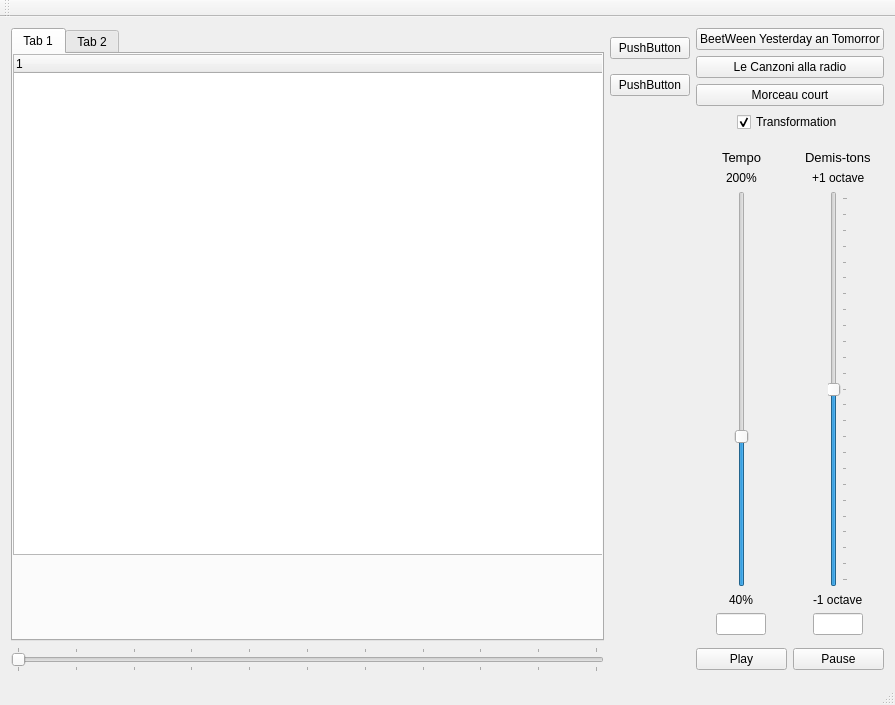
Old version of the form mainwindow.ui in the repository Gai-Luron/MusicPraticeOHLC.
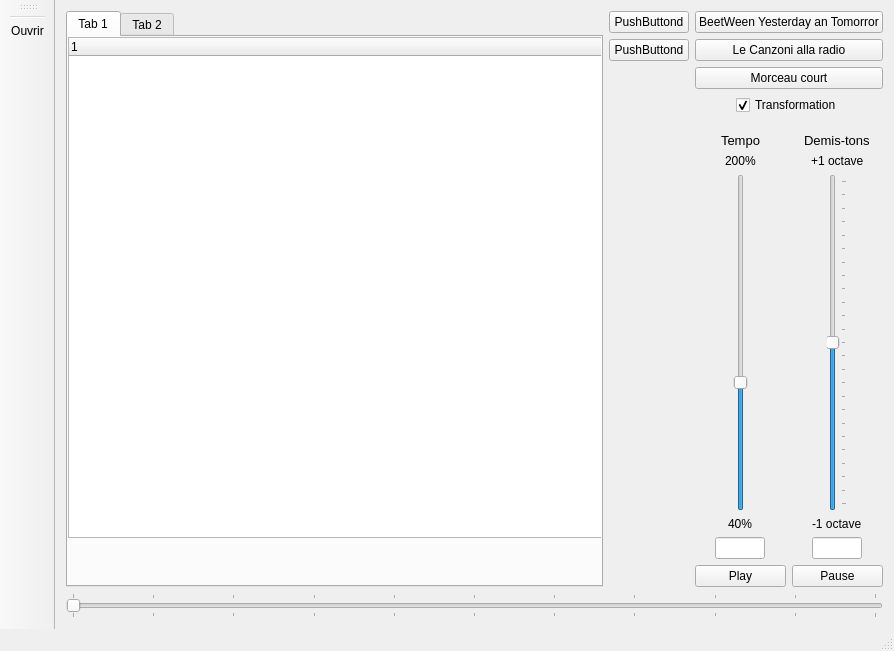
New version of the form. Icons and pictures are not drawn.

Commit message: Add resource file, Add open file feature, fix open file with non standard char, fix recentfile split file issue

Diff of the .ui file:
```diff
--- a/mainwindow.ui
+++ b/mainwindow.ui
@@ -6,8 +6,8 @@
    <rect>
     <x>0</x>
     <y>0</y>
-    <width>895</width>
-    <height>705</height>
+    <width>894</width>
+    <height>651</height>
    </rect>
   </property>
   <property name="windowTitle">
@@ -21,117 +21,7 @@
     </sizepolicy>
    </property>
    <layout class="QGridLayout" name="gridLayout">
-    <item row="0" column="1" rowspan="8">
-     <layout class="QVBoxLayout" name="verticalLayout_12">
-      <item>
-       <widget class="QTabWidget" name="tabWidget">
-        <widget class="QWidget" name="tab">
-         <property name="sizePolicy">
-          <sizepolicy hsizetype="Expanding" vsizetype="Expanding">
-           <horstretch>0</horstretch>
-           <verstretch>0</verstretch>
-          </sizepolicy>
-         </property>
-         <attribute name="title">
-          <string>Tab 1</string>
-         </attribute>
-         <widget class="QTreeWidget" name="recentFilesWidget">
-          <property name="geometry">
-           <rect>
-            <x>0</x>
-            <y>0</y>
-            <width>601</width>
-            <height>501</height>
-           </rect>
-          </property>
-          <property name="alternatingRowColors">
-           <bool>false</bool>
-          </property>
-          <column>
-           <property name="text">
-            <string notr="true">1</string>
-           </property>
-          </column>
-         </widget>
-        </widget>
-        <widget class="QWidget" name="tab_2">
-         <attribute name="title">
-          <string>Tab 2</string>
-         </attribute>
-        </widget>
-       </widget>
-      </item>
-     </layout>
-    </item>
-    <item row="8" column="1">
-     <layout class="QHBoxLayout" name="horizontalLayout">
-      <property name="topMargin">
-       <number>0</number>
-      </property>
-      <item>
-       <widget class="QSlider" name="currentTimePlayed">
-        <property name="sizePolicy">
-         <sizepolicy hsizetype="Expanding" vsizetype="Fixed">
-          <horstretch>0</horstretch>
-          <verstretch>0</verstretch>
-         </sizepolicy>
-        </property>
-        <property name="maximum">
-         <number>10000</number>
-        </property>
-        <property name="orientation">
-         <enum>Qt::Horizontal</enum>
-        </property>
-        <property name="tickPosition">
-         <enum>QSlider::TicksBothSides</enum>
-        </property>
-        <property name="tickInterval">
-         <number>1000</number>
-        </property>
-       </widget>
-      </item>
-     </layout>
-    </item>
-    <item row="8" column="3">
-     <layout class="QHBoxLayout" name="horizontalLayout_9">
-      <item>
-       <widget class="QPushButton" name="butPlay">
-        <property name="text">
-         <string>Play</string>
-        </property>
-       </widget>
-      </item>
-      <item>
-       <widget class="QPushButton" name="butPause">
-        <property name="text">
-         <string>Pause</string>
-        </property>
-       </widget>
-      </item>
-     </layout>
-    </item>
-    <item row="0" column="2" rowspan="3">
-     <layout class="QVBoxLayout" name="verticalLayout_3">
-      <property name="rightMargin">
-       <number>0</number>
-      </property>
-      <item>
-       <widget class="QPushButton" name="pushButton_2">
-        <property name="text">
-         <string>PushButton</string>
-        </property>
-       </widget>
-      </item>
-      <item>
-       <widget class="QPushButton" name="pushButton_3">
-        <property name="text">
-         <string>PushButton</string>
-        </property>
-       </widget>
-      </item>
-     </layout>
-    </item>
-    <item row="3" column="3">
+    <item row="3" column="2">
      <layout class="QHBoxLayout" name="horizontalLayout_4">
       <item alignment="Qt::AlignHCenter">
        <widget class="QCheckBox" name="checkByPass">
@@ -145,21 +35,21 @@
       </item>
      </layout>
     </item>
-    <item row="0" column="3">
+    <item row="0" column="2">
      <widget class="QPushButton" name="goSound2">
       <property name="text">
        <string>BeetWeen Yesterday an Tomorror</string>
       </property>
      </widget>
     </item>
-    <item row="1" column="3">
+    <item row="1" column="2">
      <widget class="QPushButton" name="pushButton">
       <property name="text">
        <string>Le Canzoni alla radio</string>
       </property>
      </widget>
     </item>
-    <item row="2" column="3">
+    <item row="2" column="2">
      <widget class="QPushButton" name="goSound1">
       <property name="text">
        <string>Morceau court</string>
@@ -169,7 +59,7 @@
       </property>
      </widget>
     </item>
-    <item row="6" column="3">
+    <item row="6" column="2">
      <layout class="QVBoxLayout" name="verticalLayout_11">
       <property name="leftMargin">
        <number>0</number>
@@ -350,27 +240,187 @@
       </item>
      </layout>
     </item>
+    <item row="8" column="0" colspan="3">
+     <layout class="QHBoxLayout" name="horizontalLayout">
+      <property name="topMargin">
+       <number>0</number>
+      </property>
+      <item>
+       <widget class="QSlider" name="currentTimePlayed">
+        <property name="sizePolicy">
+         <sizepolicy hsizetype="Expanding" vsizetype="Fixed">
+          <horstretch>0</horstretch>
+          <verstretch>0</verstretch>
+         </sizepolicy>
+        </property>
+        <property name="maximum">
+         <number>10000</number>
+        </property>
+        <property name="orientation">
+         <enum>Qt::Horizontal</enum>
+        </property>
+        <property name="tickPosition">
+         <enum>QSlider::TicksBothSides</enum>
+        </property>
+        <property name="tickInterval">
+         <number>1000</number>
+        </property>
+       </widget>
+      </item>
+     </layout>
+    </item>
+    <item row="0" column="0" rowspan="8">
+     <layout class="QVBoxLayout" name="verticalLayout_12">
+      <item>
+       <widget class="QTabWidget" name="tabWidget">
+        <property name="sizePolicy">
+         <sizepolicy hsizetype="Expanding" vsizetype="Minimum">
+          <horstretch>0</horstretch>
+          <verstretch>0</verstretch>
+         </sizepolicy>
+        </property>
+        <widget class="QWidget" name="tab">
+         <property name="sizePolicy">
+          <sizepolicy hsizetype="Maximum" vsizetype="Expanding">
+           <horstretch>0</horstretch>
+           <verstretch>0</verstretch>
+          </sizepolicy>
+         </property>
+         <attribute name="title">
+          <string>Tab 1</string>
+         </attribute>
+         <widget class="QTreeWidget" name="recentFilesWidget">
+          <property name="geometry">
+           <rect>
+            <x>0</x>
+            <y>0</y>
+            <width>601</width>
+            <height>501</height>
+           </rect>
+          </property>
+          <property name="alternatingRowColors">
+           <bool>false</bool>
+          </property>
+          <column>
+           <property name="text">
+            <string notr="true">1</string>
+           </property>
+          </column>
+         </widget>
+        </widget>
+        <widget class="QWidget" name="tab_2">
+         <property name="sizePolicy">
+          <sizepolicy hsizetype="Maximum" vsizetype="Preferred">
+           <horstretch>0</horstretch>
+           <verstretch>0</verstretch>
+          </sizepolicy>
+         </property>
+         <attribute name="title">
+          <string>Tab 2</string>
+         </attribute>
+        </widget>
+       </widget>
+      </item>
+     </layout>
+    </item>
+    <item row="7" column="2">
+     <layout class="QHBoxLayout" name="horizontalLayout_9">
+      <item>
+       <widget class="QPushButton" name="butPlay">
+        <property name="text">
+         <string>Play</string>
+        </property>
+       </widget>
+      </item>
+      <item>
+       <widget class="QPushButton" name="butPause">
+        <property name="text">
+         <string>Pause</string>
+        </property>
+       </widget>
+      </item>
+     </layout>
+    </item>
+    <item row="0" column="1" rowspan="8">
+     <layout class="QVBoxLayout" name="verticalLayout_3">
+      <property name="rightMargin">
+       <number>0</number>
+      </property>
+      <item>
+       <widget class="QPushButton" name="pushButton_2">
+        <property name="text">
+         <string>PushButtond</string>
+        </property>
+       </widget>
+      </item>
+      <item>
+       <widget class="QPushButton" name="pushButton_3">
+        <property name="text">
+         <string>PushButtond</string>
+        </property>
+        <property name="checkable">
+         <bool>true</bool>
+        </property>
+        <property name="autoDefault">
+         <bool>false</bool>
+        </property>
+        <property name="flat">
+         <bool>false</bool>
+        </property>
+       </widget>
+      </item>
+      <item>
+       <spacer name="verticalSpacer">
+        <property name="orientation">
+         <enum>Qt::Vertical</enum>
+        </property>
+        <property name="sizeHint" stdset="0">
+         <size>
+          <width>20</width>
+          <height>40</height>
+         </size>
+        </property>
+       </spacer>
+      </item>
+     </layout>
+    </item>
    </layout>
   </widget>
-  <widget class="QMenuBar" name="menuBar">
-   <property name="geometry">
-    <rect>
-     <x>0</x>
-     <y>0</y>
-     <width>895</width>
-     <height>21</height>
-    </rect>
+  <widget class="QStatusBar" name="statusBar"/>
+  <widget class="QToolBar" name="toolBar">
+   <property name="enabled">
+    <bool>true</bool>
    </property>
-  </widget>
-  <widget class="QToolBar" name="mainToolBar">
+   <property name="windowTitle">
+    <string>toolBar</string>
+   </property>
+   <property name="iconSize">
+    <size>
+     <width>64</width>
+     <height>64</height>
+    </size>
+   </property>
    <attribute name="toolBarArea">
-    <enum>TopToolBarArea</enum>
+    <enum>LeftToolBarArea</enum>
    </attribute>
    <attribute name="toolBarBreak">
     <bool>false</bool>
    </attribute>
+   <addaction name="separator"/>
+   <addaction name="openFile"/>
   </widget>
-  <widget class="QStatusBar" name="statusBar"/>
+  <action name="openFile">
+   <property name="icon">
+    <iconset resource="res.qrc">
+     <normaloff>:/icones/icones/icons8-fichier-audio-64.png</normaloff>:/icones/icones/icons8-fichier-audio-64.png</iconset>
+   </property>
+   <property name="text">
+    <string>Ouvrir</string>
+   </property>
+   <property name="toolTip">
+    <string>Ouvre un fichier Audio</string>
+   </property>
+  </action>
  </widget>
  <layoutdefault spacing="6" margin="11"/>
  <resources/>
```
Left out of the diff: 4 changed lines with no effect on the pictures. The commit also changes 10 other files.
